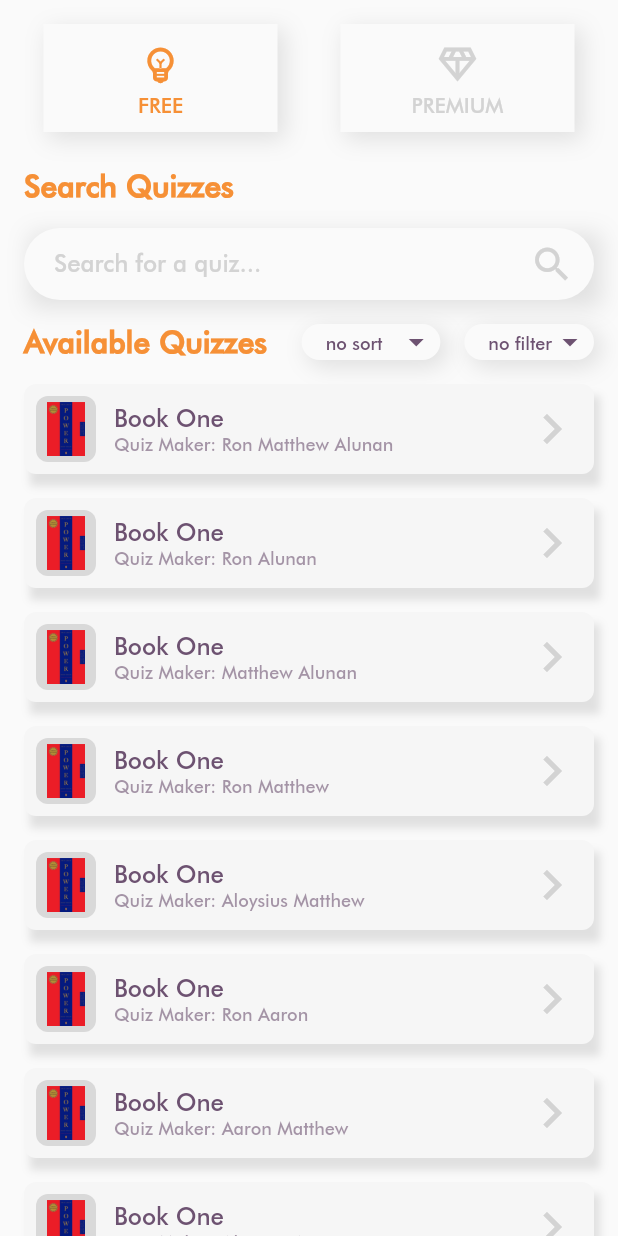
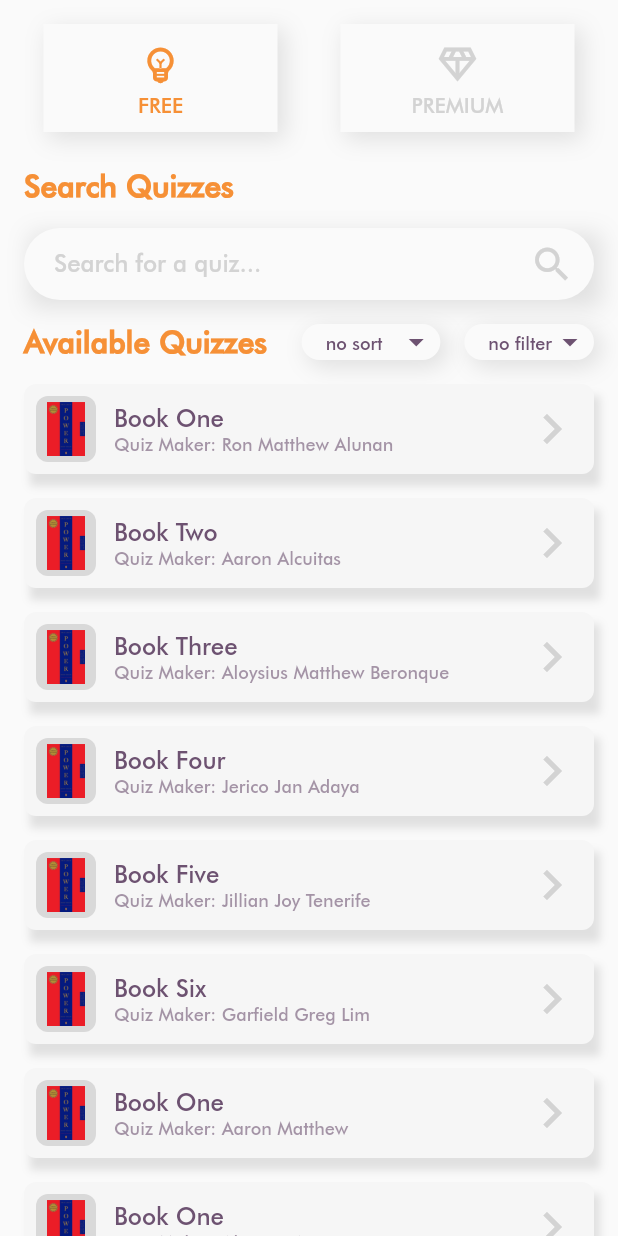
Before and after one commit to wonn0/quizpix, a Flutter app: the HomeTab screen opened directly, on a phone screen of 412 x 824 dp. Run offline on Flutter 3.47's test engine with Material 2 defaults, Android fonts, the phone set to English and light mode, and no system bars; our stand-ins replace image_picker; missing offline and left inert: firebase_ml_vision; accounts and stored records are empty.

Commit message:
Implemented quiz searching

```diff
--- a/lib/samples/items.dart
+++ b/lib/samples/items.dart
@@ -7,24 +7,24 @@ List<Item> items = [
     'Book One'
   ),
   const Item(
-    'Ron Alunan',
-    'Book One'
+    'Aaron Alcuitas',
+    'Book Two'
   ),
   const Item(
-    'Matthew Alunan',
-    'Book One'
+    'Aloysius Matthew Beronque',
+    'Book Three'
   ),
   const Item(
-    'Ron Matthew',
-    'Book One'
+    'Jerico Jan Adaya',
+    'Book Four'
   ),
   const Item(
-    'Aloysius Matthew',
-    'Book One'
+    'Jillian Joy Tenerife',
+    'Book Five'
   ),
   const Item(
-    'Ron Aaron',
-    'Book One'
+    'Garfield Greg Lim',
+    'Book Six'
   ),
   const Item(
     'Aaron Matthew',
--- a/lib/screens/home_tab.dart
+++ b/lib/screens/home_tab.dart
@@ -8,6 +8,8 @@ import 'package:quizpix/widgets/search_bar.dart';
 //samples
 import 'package:quizpix/samples/items.dart';
 import 'package:quizpix/samples/questions.dart';
+//models
+import 'package:quizpix/models/item.dart';
 
 class HomeTab extends StatefulWidget {
   const HomeTab({super.key});
@@ -19,6 +21,34 @@ class HomeTab extends StatefulWidget {
 class _HomeTabState extends State<HomeTab> {
   bool isActiveFree = true;
   bool isActivePremium = false;
+
+  List<Item> currItems = items;
+  TextEditingController searchController = TextEditingController();
+
+  void filterItems() {
+    List<Item> results = [];
+    if (searchController.text.isEmpty) {
+      results = items;
+    } else {
+      // Inside todosList, it will check for the todoText and check if it contains the enteredKeyword, then convert it to List since results is a List type
+      results = items
+          .where((item) => item.title
+              .toLowerCase()
+              .contains(searchController.text.toLowerCase()))
+          .toList();
+    }
+
+    setState(() {
+      currItems = results;
+    });
+  }
+
+  @override
+  void initState() {
+    super.initState();
+
+    searchController.addListener(filterItems);
+  }
 
   @override
   Widget build(BuildContext context) {
@@ -76,7 +106,7 @@ class _HomeTabState extends State<HomeTab> {
                   Container(
                     padding: const EdgeInsets.symmetric(
                         horizontal: 16.0, vertical: 8.0),
-                    child: const SearchBar(),
+                    child: SearchBar(controller: searchController),
                   ),
                   Padding(
                     padding: const EdgeInsets.symmetric(
@@ -106,21 +136,21 @@ class _HomeTabState extends State<HomeTab> {
                   Expanded(
                       child: ListView.builder(
                     shrinkWrap: true,
-                    itemCount: items.length,
+                    itemCount: currItems.length,
                     itemBuilder: (context, index) {
                       return Padding(
                           padding: const EdgeInsets.symmetric(
                               horizontal: 16.0, vertical: 8.0),
                           child: QuizItem(
-                            author: items[index].author,
-                            title: items[index].title,
+                            author: currItems[index].author,
+                            title: currItems[index].title,
                             onPress: () {
                               Navigator.push(
                                 context,
                                 MaterialPageRoute(
                                   builder: (context) => ViewQuiz(
-                                    author: items[index].author,
-                                    title: items[index].title,
+                                    author: currItems[index].author,
+                                    title: currItems[index].title,
                                     questions: questions,
                                   ),
                                 ),
--- a/lib/widgets/search_bar.dart
+++ b/lib/widgets/search_bar.dart
@@ -1,8 +1,15 @@
 import 'package:flutter/material.dart';
 
-class SearchBar extends StatelessWidget {
-  const SearchBar({super.key});
+class SearchBar extends StatefulWidget {
+  const SearchBar({super.key, required this.controller});
 
+  final TextEditingController controller;
+
+  @override
+  State<SearchBar> createState() => _SearchBarState();
+}
+
+class _SearchBarState extends State<SearchBar> {
   @override
   Widget build(BuildContext context) {
     return Container(
@@ -17,6 +24,7 @@ class SearchBar extends StatelessWidget {
       ),
       child: TextField(
         maxLines: 1,
+        controller: widget.controller,
         style: const TextStyle(
           color: Color(0xff909090),
           fontSize: 16.0,
```
